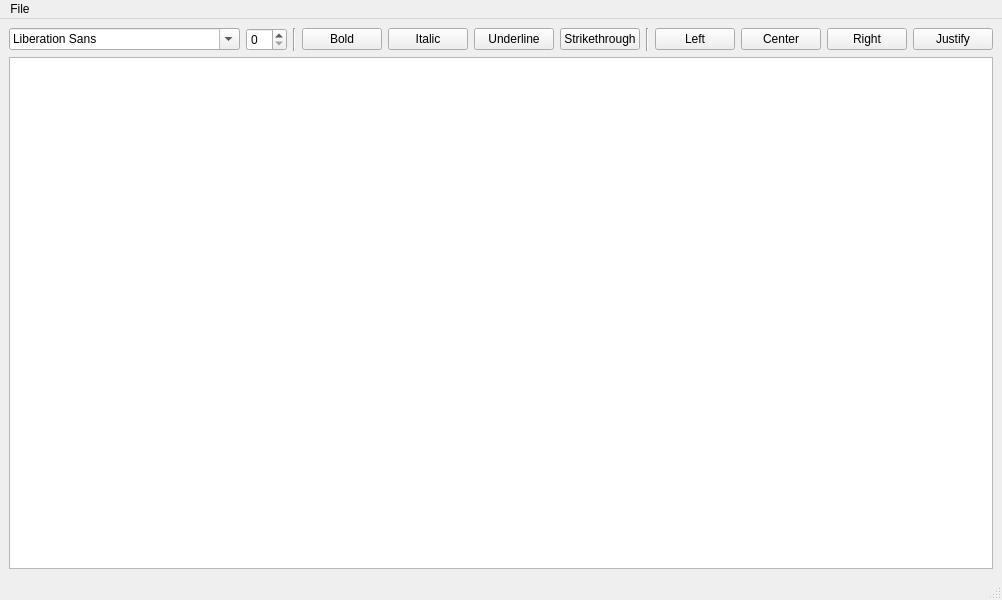
This is notepad.ui in berhalter/Notepad-- as Qt 5 draws it before an edit. The edited form follows.
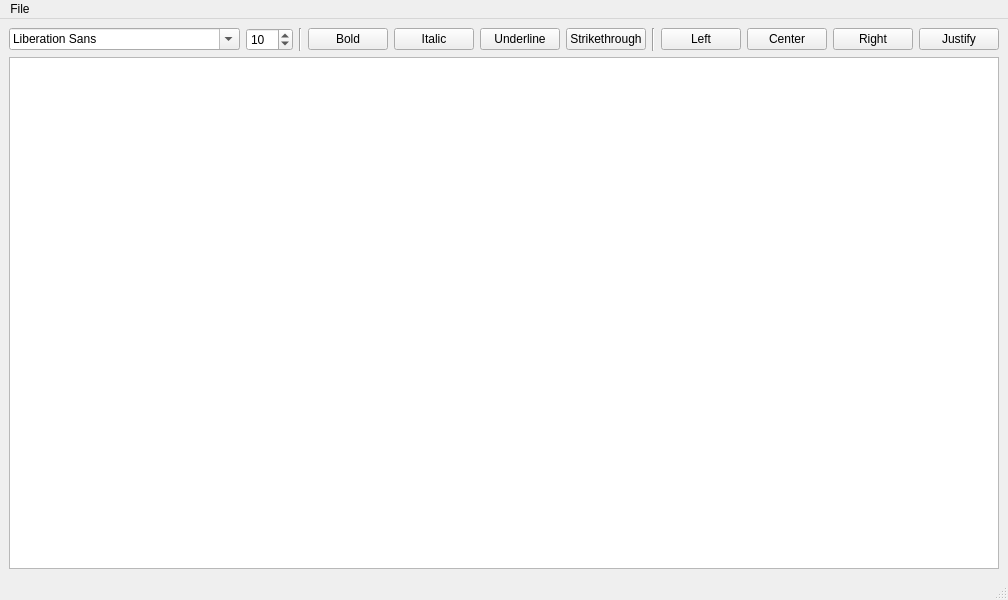
This is the edited form.

Commit message: added functionality to font point size SpinBox

Diff of the .ui file:
```diff
--- a/notepad.ui
+++ b/notepad.ui
@@ -6,7 +6,7 @@
    <rect>
     <x>0</x>
     <y>0</y>
-    <width>800</width>
+    <width>985</width>
     <height>600</height>
    </rect>
   </property>
@@ -108,9 +108,6 @@
         </attribute>
        </widget>
       </item>
-      <item row="0" column="1">
-       <widget class="QSpinBox" name="spinBox"/>
-      </item>
       <item row="0" column="2">
        <widget class="Line" name="line">
         <property name="orientation">
@@ -144,6 +141,22 @@
         </attribute>
        </widget>
       </item>
+      <item row="0" column="1">
+       <widget class="QSpinBox" name="spinPtSize">
+        <property name="sizePolicy">
+         <sizepolicy hsizetype="Fixed" vsizetype="Fixed">
+          <horstretch>0</horstretch>
+          <verstretch>0</verstretch>
+         </sizepolicy>
+        </property>
+        <property name="maximum">
+         <number>128</number>
+        </property>
+        <property name="value">
+         <number>10</number>
+        </property>
+       </widget>
+      </item>
      </layout>
     </item>
     <item>
@@ -156,7 +169,7 @@
     <rect>
      <x>0</x>
      <y>0</y>
-     <width>800</width>
+     <width>985</width>
      <height>20</height>
     </rect>
    </property>
```
The commit also changes 13 other files.
